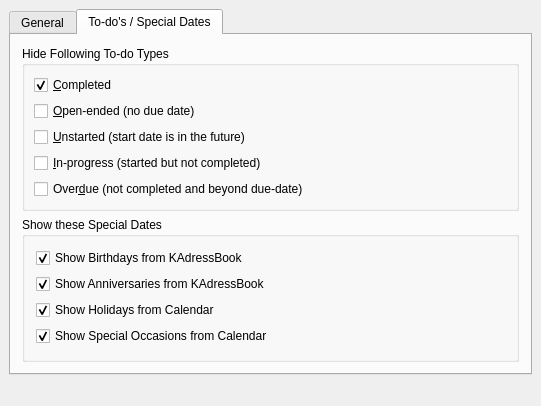
This is kontact/plugins/planner/plannerconfig_base.ui in chusopr/kdepim-ktimetracker-akonadi as Qt 5 draws it before an edit. The edited form follows.
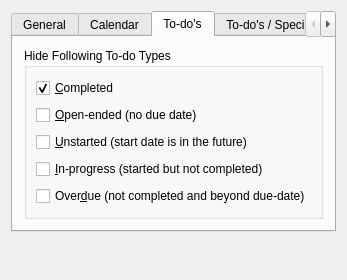
This is the edited form. The open tabs and pages were chosen to show the change.

Commit message: config dialog change

```diff
--- a/kontact/plugins/planner/plannerconfig_base.ui
+++ b/kontact/plugins/planner/plannerconfig_base.ui
@@ -7,8 +7,8 @@
    <rect>
     <x>0</x>
     <y>0</y>
-    <width>541</width>
-    <height>406</height>
+    <width>340</width>
+    <height>280</height>
    </rect>
   </property>
   <property name="sizePolicy" >
@@ -20,13 +20,7 @@
   <property name="windowTitle" >
    <string>Planner Summary Configuration</string>
   </property>
-  <layout class="QVBoxLayout" >
-   <property name="spacing" >
-    <number>6</number>
-   </property>
-   <property name="margin" >
-    <number>9</number>
-   </property>
+  <layout class="QVBoxLayout" name="verticalLayout_7" >
    <item>
     <widget class="QTabWidget" name="tabWidget" >
      <property name="currentIndex" >
@@ -50,7 +44,7 @@
          <property name="title" >
           <string>General Configuration</string>
          </property>
-         <layout class="QVBoxLayout" name="verticalLayout" >
+         <layout class="QVBoxLayout" name="verticalLayout_6" >
           <item>
            <widget class="QCheckBox" name="mShowRecurrence" >
             <property name="sizePolicy" >
@@ -110,6 +104,13 @@
          </layout>
         </widget>
        </item>
+      </layout>
+     </widget>
+     <widget class="QWidget" name="CalendarTab" >
+      <attribute name="title" >
+       <string>Calendar</string>
+      </attribute>
+      <layout class="QVBoxLayout" name="verticalLayout_5" >
        <item>
         <widget class="QGroupBox" name="mDaysGroup" >
          <property name="title" >
@@ -185,25 +186,17 @@
        </item>
       </layout>
      </widget>
-     <widget class="QWidget" name="TodoSdTab" >
-      <property name="geometry" >
-       <rect>
-        <x>0</x>
-        <y>0</y>
-        <width>519</width>
-        <height>322</height>
-       </rect>
-      </property>
+     <widget class="QWidget" name="TodoTab" >
       <attribute name="title" >
-       <string>To-do's / Special Dates</string>
+       <string>To-do's</string>
       </attribute>
-      <layout class="QVBoxLayout" name="verticalLayout_3" >
+      <layout class="QVBoxLayout" name="verticalLayout" >
        <item>
         <widget class="QGroupBox" name="mHideGroup" >
          <property name="title" >
           <string>Hide Following To-do Types</string>
          </property>
-         <layout class="QVBoxLayout" >
+         <layout class="QVBoxLayout" name="_3" >
           <property name="spacing" >
            <number>6</number>
           </property>
@@ -257,6 +250,21 @@
          </layout>
         </widget>
        </item>
+      </layout>
+     </widget>
+     <widget class="QWidget" name="SdTab" >
+      <property name="geometry" >
+       <rect>
+        <x>0</x>
+        <y>0</y>
+        <width>318</width>
+        <height>185</height>
+       </rect>
+      </property>
+      <attribute name="title" >
+       <string>To-do's / Special Dates</string>
+      </attribute>
+      <layout class="QVBoxLayout" name="verticalLayout_3" >
        <item>
         <widget class="QGroupBox" name="mSdBox" >
          <property name="title" >
```
Left out of the diff: 38 changed lines with no effect on the pictures.
